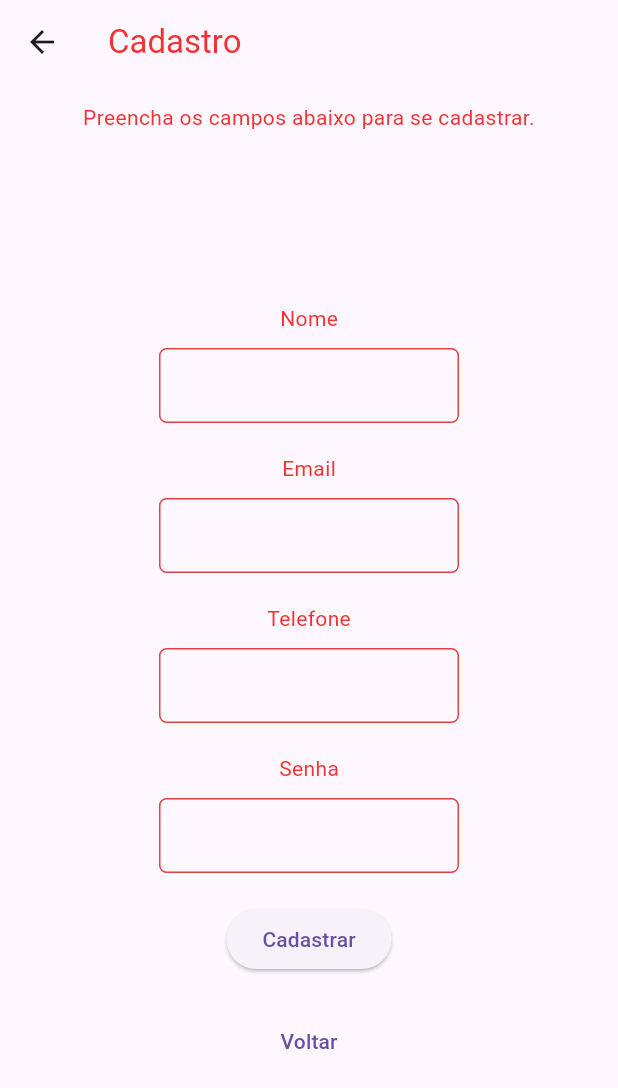
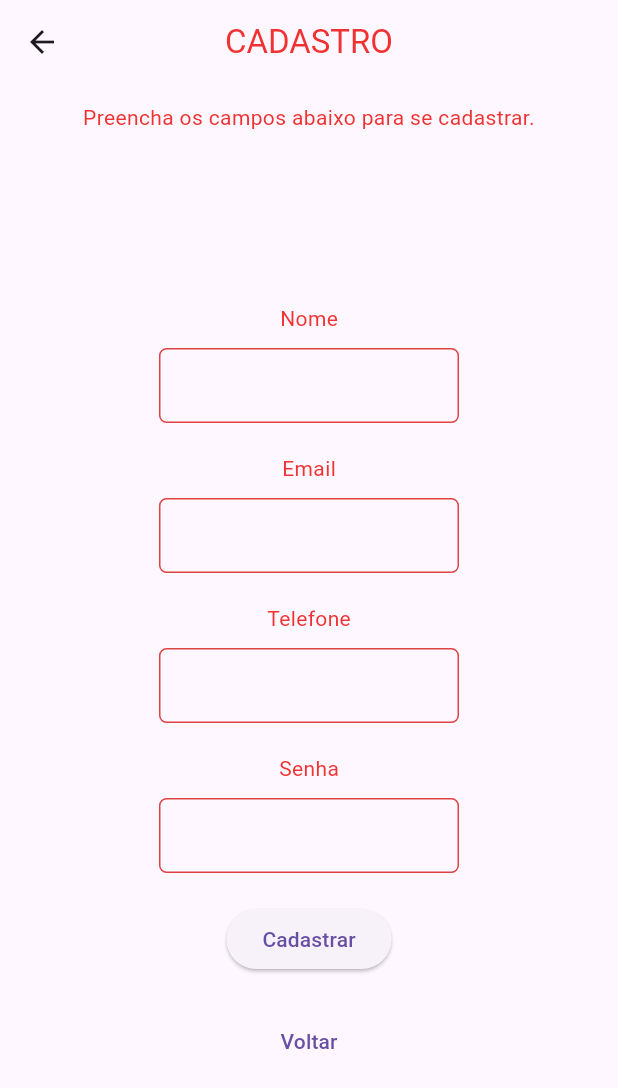
Before and after one commit to febzr/proj-dsi, a Flutter app: the screen it shows after launch, after a tap on "Cadastrar", on a phone screen of 412 x 824 dp. Shown: the top 1088 px of the screen. Run offline on Flutter 3.47's test engine with Material 3 defaults, Android fonts, the phone set to English and light mode, and no system bars.

Commit message:
alinhando design

```diff
--- a/cardiocare/lib/home.dart
+++ b/cardiocare/lib/home.dart
@@ -7,9 +7,8 @@ class HomePage extends StatelessWidget {
   Widget build(BuildContext context) {
     return Scaffold(
       appBar: AppBar(
-        title: const Text('Home',
-            textAlign: TextAlign.center,
-            style: TextStyle(color: Color(0xFFF13232))),
+        title: const Text('HOME', style: TextStyle(color: Color(0xFFF13232))),
+        centerTitle: true,
         bottom: const PreferredSize(
           preferredSize: Size.fromHeight(40),
           child: Padding(
--- a/cardiocare/lib/main.dart
+++ b/cardiocare/lib/main.dart
@@ -38,9 +38,9 @@
   Widget build(BuildContext context) {
     return Scaffold(
       appBar: AppBar(
-        title: Text('LOGIN',
-            textAlign: TextAlign.center,
-            style: TextStyle(color: Color(0xFFF13232))),
+        title: const Text('LOGIN',
+            style: TextStyle(color: Color.fromARGB(255, 0, 0, 0))),
+        centerTitle: true,
         bottom: const PreferredSize(
           preferredSize: Size.fromHeight(40),
           child: Padding(
@@ -48,7 +48,7 @@
             child: Text(
               'Olá, seja bem vindo de volta, insira seu login e senha.',
               textAlign: TextAlign.center,
-              style: TextStyle(color: Color(0xFFF13232)),
+              style: TextStyle(color: Color.fromARGB(255, 0, 0, 0)),
             ),
           ),
         ),
@@ -154,9 +154,9 @@
   Widget build(BuildContext context) {
     return Scaffold(
       appBar: AppBar(
-        title: const Text('Cadastro',
-            textAlign: TextAlign.center,
-            style: TextStyle(color: Color(0xFFF13232))),
+        title:
+            const Text('CADASTRO', style: TextStyle(color: Color(0xFFF13232))),
+        centerTitle: true,
         bottom: const PreferredSize(
           preferredSize: Size.fromHeight(40),
           child: Padding(
```
